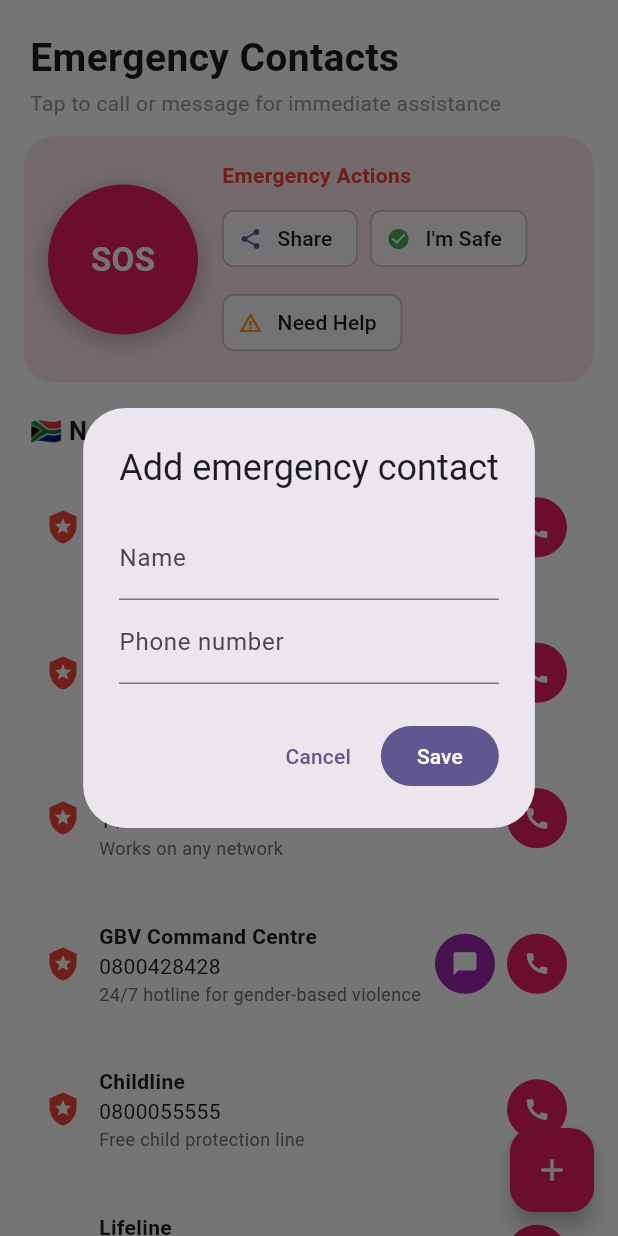
After one commit to esther81-collab/SafetySouthAfricaMetrixa, a Flutter app: the EmergencyPage screen opened directly, after a tap on the "add" icon, on a phone screen of 412 x 824 dp. The commit adds this screen. Run offline on Flutter 3.47's test engine with Material 3 defaults, Android fonts, the phone set to English and light mode, and no system bars; our stand-ins replace share_plus, shared_preferences; accounts and stored records are empty.

Commit message:
fixing the buid apk

```diff
--- /dev/null
+++ b/devtools_options.yaml
@@ -0,0 +1,3 @@
+description: This file stores settings for Dart & Flutter DevTools.
+documentation: https://docs.flutter.dev/tools/devtools/extensions#configure-extension-enablement-states
+extensions:
--- a/lib/app_state.dart
+++ b/lib/app_state.dart
@@ -1,13 +1,23 @@
 import 'package:flutter/foundation.dart';
 import 'package:shared_preferences/shared_preferences.dart';
+
+class MyContact {
+  final String name, number;
+  const MyContact(this.name, this.number);
+}
 
 class AppState extends ChangeNotifier {
   SharedPreferences? _prefs;
   Set<String> saved = {};
+  List<MyContact> contacts = [];
 
   Future<void> load() async {
     _prefs = await SharedPreferences.getInstance();
     saved = (_prefs!.getStringList('saved') ?? []).toSet();
+    contacts = (_prefs!.getStringList('contacts') ?? []).map((s) {
+      final i = s.indexOf('|');
+      return MyContact(s.substring(0, i), s.substring(i + 1));
+    }).toList();
   }
 
   bool isSaved(String id) => saved.contains(id);
@@ -17,6 +27,22 @@ class AppState extends ChangeNotifier {
     _prefs?.setStringList('saved', saved.toList());
     notifyListeners();
   }
+
+  void _saveContacts() {
+    _prefs?.setStringList(
+        'contacts', contacts.map((c) => '${c.name}|${c.number}').toList());
+    notifyListeners();
+  }
+
+  void addContact(MyContact c) {
+    contacts.add(c);
+    _saveContacts();
+  }
+
+  void removeContact(MyContact c) {
+    contacts.remove(c);
+    _saveContacts();
+  }
 }
 
 final appState = AppState();
--- a/lib/categories_page.dart
+++ b/lib/categories_page.dart
@@ -1,5 +1,6 @@
 import 'package:flutter/material.dart';
 import 'data.dart';
+import 'category_detail_page.dart';
 
 class CategoriesPage extends StatefulWidget {
   const CategoriesPage({super.key});
@@ -18,8 +19,9 @@ class _CategoriesPageState extends State<CategoriesPage> {
     final on = subscribed.contains(c.id);
     return InkWell(
       borderRadius: BorderRadius.circular(20),
-      onTap: () => ScaffoldMessenger.of(context).showSnackBar(
-        SnackBar(content: Text('${c.name} tips open in the next step')),
+      onTap: () => Navigator.push(
+        context,
+        MaterialPageRoute(builder: (_) => CategoryDetailPage(c)),
       ),
       child: Ink(
         decoration: BoxDecoration(
--- /dev/null
+++ b/lib/category_detail_page.dart
@@ -0,0 +1,19 @@
+import 'package:flutter/material.dart';
+import 'data.dart';
+import 'tip_card.dart';
+
+class CategoryDetailPage extends StatelessWidget {
+  final Category category;
+  const CategoryDetailPage(this.category, {super.key});
+
+  @override
+  Widget build(BuildContext context) {
+    final list = tips.where((t) => t.categoryId == category.id).toList();
+    return Scaffold(
+      appBar: AppBar(title: Text(category.name)),
+      body: list.isEmpty
+          ? const Center(child: Text('No tips here yet. Check back soon.'))
+          : ListView(children: [for (final t in list) TipCard(t)]),
+    );
+  }
+}
--- /dev/null
+++ b/lib/emergency_page.dart
@@ -0,0 +1,270 @@
+import 'package:flutter/material.dart';
+import 'package:share_plus/share_plus.dart';
+import 'package:url_launcher/url_launcher.dart';
+import 'app_state.dart';
+
+class _Service {
+  final String name, number, note;
+  final bool sms;
+  const _Service(this.name, this.number, this.note, {this.sms = false});
+}
+
+const _national = <_Service>[
+  _Service('Police Emergency', '10111', 'For immediate police assistance'),
+  _Service('Ambulance', '10177', 'Medical emergencies'),
+  _Service('Emergency from a cellphone', '112', 'Works on any network'),
+  _Service('GBV Command Centre', '0800428428',
+      '24/7 hotline for gender-based violence',
+      sms: true),
+  _Service('Childline', '0800055555', 'Free child protection line'),
+  _Service('Lifeline', '0861322322', 'Counselling and emotional support'),
+];
+
+Future<void> _call(BuildContext context, String number) async {
+  final messenger = ScaffoldMessenger.of(context);
+  final ok = await launchUrl(Uri(scheme: 'tel', path: number.replaceAll(' ', '')));
+  if (!ok) {
+    messenger.showSnackBar(
+        const SnackBar(content: Text('Could not open the phone dialer')));
+  }
+}
+
+Future<void> _sms(String number) =>
+    launchUrl(Uri(scheme: 'sms', path: number.replaceAll(' ', '')));
+
+class EmergencyPage extends StatelessWidget {
+  const EmergencyPage({super.key});
+
+  Future<void> _confirmSos(BuildContext context) async {
+    final go = await showDialog<bool>(
+      context: context,
+      builder: (ctx) => AlertDialog(
+        title: const Text('Call emergency services?'),
+        content: const Text('This will dial 112.'),
+        actions: [
+          TextButton(
+              onPressed: () => Navigator.pop(ctx, false),
+              child: const Text('Cancel')),
+          FilledButton(
+              onPressed: () => Navigator.pop(ctx, true),
+              child: const Text('Call now')),
+        ],
+      ),
+    );
+    if (go == true && context.mounted) _call(context, '112');
+  }
+
+  Future<void> _addContact(BuildContext context) async {
+    final name = TextEditingController();
+    final number = TextEditingController();
+    final ok = await showDialog<bool>(
+      context: context,
+      builder: (ctx) => AlertDialog(
+        title: const Text('Add emergency contact'),
+        content: Column(
+          mainAxisSize: MainAxisSize.min,
+          children: [
+            TextField(
+                controller: name,
+                decoration: const InputDecoration(labelText: 'Name')),
+            TextField(
+                controller: number,
+                keyboardType: TextInputType.phone,
+                decoration: const InputDecoration(labelText: 'Phone number')),
+          ],
+        ),
+        actions: [
+          TextButton(
+              onPressed: () => Navigator.pop(ctx, false),
+              child: const Text('Cancel')),
+          FilledButton(
+              onPressed: () => Navigator.pop(ctx, true),
+              child: const Text('Save')),
+        ],
+      ),
+    );
+    if (ok == true &&
+        name.text.trim().isNotEmpty &&
+        number.text.trim().isNotEmpty) {
+      appState.addContact(MyContact(name.text.trim(), number.text.trim()));
+    }
+  }
+
+  Widget _row(BuildContext context,
+      {required String name,
+        required String number,
+        required String note,
+        bool sms = false,
+        VoidCallback? onDelete}) {
+    return Card(
+      elevation: 0,
+      color: Colors.white,
+      margin: const EdgeInsets.fromLTRB(16, 6, 16, 6),
+      shape: RoundedRectangleBorder(borderRadius: BorderRadius.circular(20)),
+      child: Padding(
+        padding: const EdgeInsets.all(14),
+        child: Row(
+          children: [
+            const Icon(Icons.local_police, color: Colors.red),
+            const SizedBox(width: 12),
+            Expanded(
+              child: Column(
+                crossAxisAlignment: CrossAxisAlignment.start,
+                children: [
+                  Text(name,
+                      style: const TextStyle(fontWeight: FontWeight.w600)),
+                  Text(number),
+                  Text(note,
+                      style: TextStyle(color: Colors.grey.shade600, fontSize: 12)),
+                ],
+              ),
+            ),
+            if (onDelete != null)
+              IconButton(
+                  icon: const Icon(Icons.delete_outline), onPressed: onDelete),
+            if (sms)
+              IconButton.filled(
+                style: IconButton.styleFrom(backgroundColor: Colors.purple),
+                icon: const Icon(Icons.chat_bubble, size: 18),
+                onPressed: () => _sms(number),
+              ),
+            IconButton.filled(
+              style: IconButton.styleFrom(backgroundColor: Colors.pink),
+              icon: const Icon(Icons.call, size: 18),
+              onPressed: () => _call(context, number),
+            ),
+          ],
+        ),
+      ),
+    );
+  }
+
+  @override
+  Widget build(BuildContext context) {
+    return Scaffold(
+      backgroundColor: Colors.transparent,
+      floatingActionButton: FloatingActionButton(
+        backgroundColor: Colors.pink,
+        foregroundColor: Colors.white,
+        onPressed: () => _addContact(context),
+        child: const Icon(Icons.add),
+      ),
+      body: ListenableBuilder(
+        listenable: appState,
+        builder: (context, _) => ListView(
+          padding: const EdgeInsets.only(bottom: 90),
+          children: [
+            const Padding(
+              padding: EdgeInsets.fromLTRB(20, 20, 20, 12),
+              child: Column(
+                crossAxisAlignment: CrossAxisAlignment.start,
+                children: [
+                  Text('Emergency Contacts',
+                      style:
+                      TextStyle(fontSize: 26, fontWeight: FontWeight.w600)),
+                  SizedBox(height: 2),
+                  Text('Tap to call or message for immediate assistance',
+                      style: TextStyle(color: Colors.grey)),
+                ],
+              ),
+            ),
+            Container(
+              margin: const EdgeInsets.symmetric(horizontal: 16),
+              padding: const EdgeInsets.all(16),
+              decoration: BoxDecoration(
+                color: Colors.pink.shade50,
+                borderRadius: BorderRadius.circular(20),
+              ),
+              child: Row(
+                children: [
+                  GestureDetector(
+                    onTap: () => _confirmSos(context),
+                    child: Container(
+                      width: 100,
+                      height: 100,
+                      decoration: const BoxDecoration(
+                        color: Color(0xFFE91E63),
+                        shape: BoxShape.circle,
+                        boxShadow: [
+                          BoxShadow(
+                              color: Colors.black26,
+                              blurRadius: 12,
+                              offset: Offset(0, 4)),
+                        ],
+                      ),
+                      alignment: Alignment.center,
+                      child: const Text('SOS',
+                          style: TextStyle(
+                              color: Colors.white,
+                              fontSize: 22,
+                              fontWeight: FontWeight.bold)),
+                    ),
+                  ),
+                  const SizedBox(width: 16),
+                  Expanded(
+                    child: Column(
+                      crossAxisAlignment: CrossAxisAlignment.start,
+                      children: [
+                        const Text('Emergency Actions',
+                            style: TextStyle(
+                                color: Colors.red, fontWeight: FontWeight.w600)),
+                        const SizedBox(height: 8),
+                        Wrap(
+                          spacing: 8,
+                          runSpacing: 8,
+                          children: [
+                            ActionChip(
+                              label: const Text('Share'),
+                              avatar: const Icon(Icons.share, size: 16),
+                              onPressed: () => Share.share(
+                                  'I need help. Please check on me.'),
+                            ),
+                            ActionChip(
+                              label: const Text("I'm Safe"),
+                              avatar: const Icon(Icons.check_circle,
+                                  size: 16, color: Colors.green),
+                              onPressed: () => Share.share(
+                                  "I'm safe. Thanks for checking in."),
+                            ),
+                            ActionChip(
+                              label: const Text('Need Help'),
+                              avatar: const Icon(Icons.warning_amber,
+                                  size: 16, color: Colors.orange),
+                              onPressed: () => Share.share(
+                                  'I need help right now. Please call me.'),
+                            ),
+                          ],
+                        ),
+                      ],
+                    ),
+                  ),
+                ],
+              ),
+            ),
+            const Padding(
+              padding: EdgeInsets.fromLTRB(20, 20, 20, 4),
+              child: Text('🇿🇦 National Emergency Services',
+                  style: TextStyle(fontSize: 17, fontWeight: FontWeight.w600)),
+            ),
+            for (final s in _national)
+              _row(context,
+                  name: s.name, number: s.number, note: s.note, sms: s.sms),
+            if (appState.contacts.isNotEmpty) ...[
+              const Padding(
+                padding: EdgeInsets.fromLTRB(20, 20, 20, 4),
+                child: Text('My Contacts',
+                    style: TextStyle(fontSize: 17, fontWeight: FontWeight.w600)),
+              ),
+              for (final c in appState.contacts)
+                _row(context,
+                    name: c.name,
+                    number: c.number,
+                    note: 'Added by you',
+                    onDelete: () => appState.removeContact(c)),
+            ],
+          ],
+        ),
+      ),
+    );
+  }
+}
--- a/pubspec.yaml
+++ b/pubspec.yaml
@@ -36,6 +36,7 @@ dependencies:
   cupertino_icons: ^1.0.8
   shared_preferences: ^2.5.6
   share_plus: ^10.1.4
+  url_launcher: ^6.3.3
 
 dev_dependencies:
   flutter_test:
```
Also changed, not shown: lib/main.dart (+10 -3 lines), lib/saved_page.dart (added, +86 -0 lines), lib/tip_card.dart (+26 -20 lines), pubspec.lock, 2 other files.
